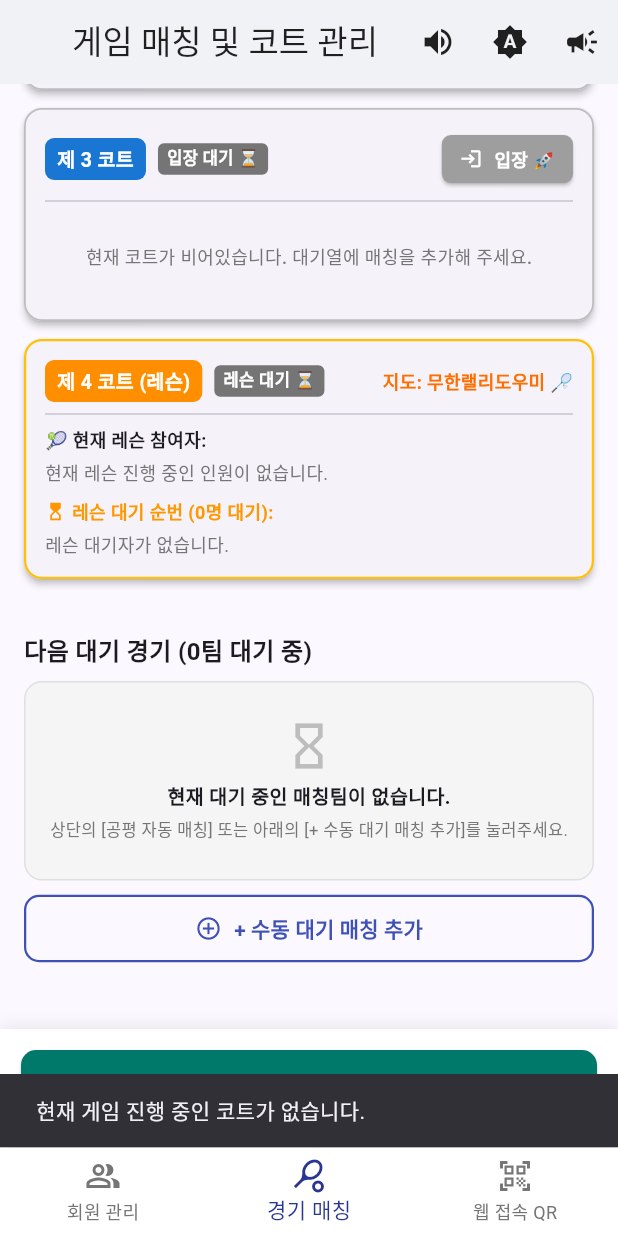
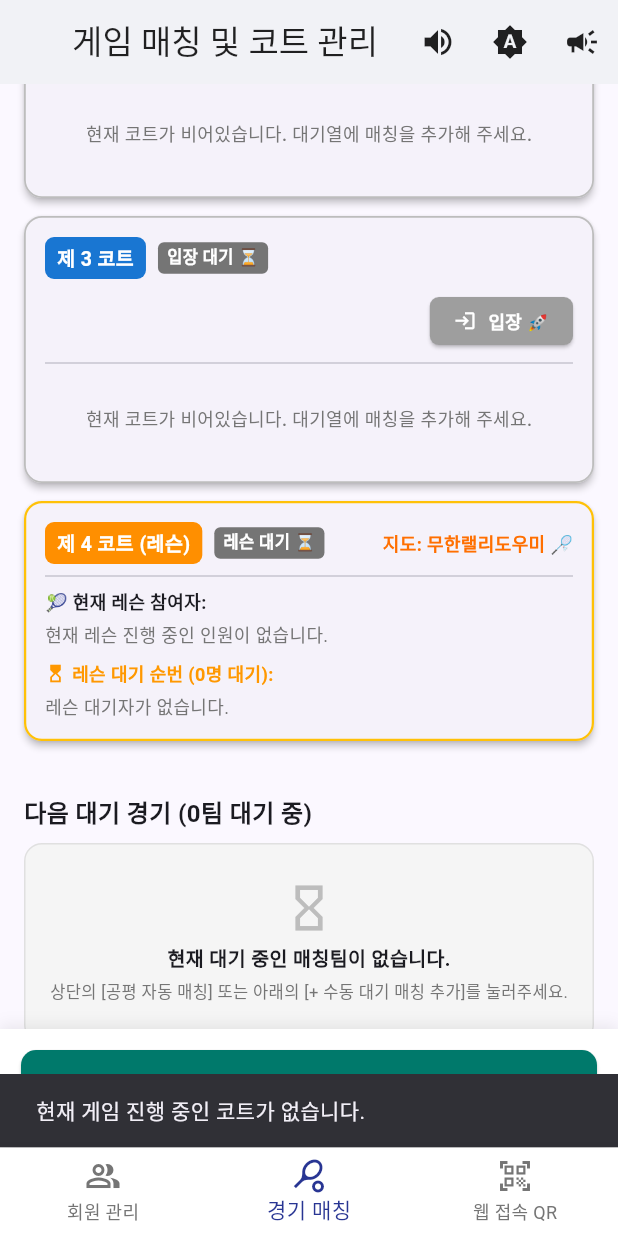
Before and after one commit to DONGBOSIM/Infinite_Rally_GG, a Flutter app: the screen it shows after launch, item 2 of the bottom bar chosen, scrolled down 576 dp, after a tap on the "volume up" icon, on a phone screen of 412 x 824 dp. Run offline on Flutter 3.47's test engine with Material 3 defaults, Android fonts, the phone set to English and light mode, and no system bars; our stand-ins replace cloud_firestore, file_picker, firebase_core, flutter_tts, image_picker, qr_flutter; missing offline and left inert: google_mlkit_text_recognition; accounts and stored records are empty.

Commit message:
fix(match): optimize court card header layout to prevent button truncation on small screens

```diff
--- a/admin_app/lib/screens/match_tab.dart
+++ b/admin_app/lib/screens/match_tab.dart
@@ -479,7 +479,8 @@ class MatchTab extends StatelessWidget {
         child: Column(
           crossAxisAlignment: CrossAxisAlignment.start,
           children: [
-            // 카드 상단 헤더 (코트 번호 & 상태 뱃지 & 액션 버튼)
+            // 카드 상단 헤더: 1행(코트 정보 & 비우기) / 2행(진행 액션 버튼)
+            // 1행: 코트 번호 & 상태 뱃지 & 시작 시간 <---> 코트 비우기
             Row(
               mainAxisAlignment: MainAxisAlignment.spaceBetween,
               children: [
@@ -518,30 +519,87 @@ class MatchTab extends StatelessWidget {
                   ],
                 ),
 
-                // ⭐️ 상태에 따른 3단계 액션 버튼 (게임중 -> 게임 종료 -> 입장)
+                // 1행 우측: 코트 비우기 버튼 (선수가 배정되어 있는 경우)
+                if (!isIdle)
+                  InkWell(
+                    onTap: () {
+                      showDialog(
+                        context: context,
+                        builder: (ctx) => AlertDialog(
+                          title: Text('제 ${game.courtNumber} 코트 비우기'),
+                          content: Text('제 ${game.courtNumber} 코트의 게임을 취소하고 빈 코트로 리셋할까요?'),
+                          actions: [
+                            TextButton(onPressed: () => Navigator.pop(ctx), child: const Text('취소')),
+                            ElevatedButton(
+                              style: ElevatedButton.styleFrom(backgroundColor: Colors.red),
+                              onPressed: () {
+                                Navigator.pop(ctx);
+                                appState.clearCourt(game.courtNumber);
+                                ScaffoldMessenger.of(context).showSnackBar(
+                                  SnackBar(content: Text('제 ${game.courtNumber} 코트가 비워졌습니다.')),
+                                );
+                              },
+                              child: const Text('비우기', style: TextStyle(color: Colors.white)),
+                            ),
+                          ],
+                        ),
+                      );
+                    },
+                    borderRadius: BorderRadius.circular(6),
+                    child: Container(
+                      padding: const EdgeInsets.symmetric(horizontal: 7, vertical: 3),
+                      decoration: BoxDecoration(
+                        border: Border.all(color: isDark ? Colors.red.shade700 : Colors.red.shade300),
+                        borderRadius: BorderRadius.circular(6),
+                        color: isDark ? Colors.red.shade900.withOpacity(0.2) : Colors.red.shade50,
+                      ),
+                      child: Row(
+                        mainAxisSize: MainAxisSize.min,
+                        children: [
+                          Icon(Icons.delete_outline, size: 13, color: isDark ? Colors.red.shade300 : Colors.red.shade700),
+                          const SizedBox(width: 3),
+                          Text(
+                            '비우기 🗑️',
+                            style: TextStyle(
+                              fontSize: 11,
+                              fontWeight: FontWeight.bold,
+                              color: isDark ? Colors.red.shade300 : Colors.red.shade700,
+                            ),
+                          ),
+                        ],
+                      ),
+                    ),
+                  ),
+              ],
+            ),
+
+            const SizedBox(height: 8),
+
+            // 2행: 상태에 따른 메인 진행 액션 버튼 (호명 📢, 게임 종료 / 입장 🚀)
             Row(
+              mainAxisAlignment: MainAxisAlignment.end,
               children: [
                 // 1) 게임중... 상태일 때: [호명 📢] 및 [게임 종료] 버튼
                 if (isInProgress) ...[
                   OutlinedButton.icon(
                     style: OutlinedButton.styleFrom(
                       visualDensity: VisualDensity.compact,
-                          padding: const EdgeInsets.symmetric(horizontal: 8, vertical: 2),
+                      padding: const EdgeInsets.symmetric(horizontal: 10, vertical: 4),
                       foregroundColor: isDark ? Colors.amber.shade300 : Colors.amber.shade900,
                       side: BorderSide(color: isDark ? Colors.amber.shade700 : Colors.amber.shade400),
                       shape: RoundedRectangleBorder(borderRadius: BorderRadius.circular(6)),
                     ),
                     icon: const Icon(Icons.volume_up, size: 14),
-                        label: const Text('호명 📢', style: TextStyle(fontSize: 11, fontWeight: FontWeight.bold)),
+                    label: const Text('호명 📢', style: TextStyle(fontSize: 12, fontWeight: FontWeight.bold)),
                     onPressed: () => _ttsService.speakCourt(game),
                   ),
-                      const SizedBox(width: 6),
+                  const SizedBox(width: 8),
                   ElevatedButton.icon(
                     style: ElevatedButton.styleFrom(
                       backgroundColor: Colors.orange.shade700,
                       foregroundColor: Colors.white,
                       visualDensity: VisualDensity.compact,
-                          padding: const EdgeInsets.symmetric(horizontal: 10, vertical: 2),
+                      padding: const EdgeInsets.symmetric(horizontal: 12, vertical: 4),
                       shape: RoundedRectangleBorder(borderRadius: BorderRadius.circular(6)),
                     ),
                     icon: const Icon(Icons.stop_circle_outlined, size: 15),
@@ -558,14 +616,14 @@ class MatchTab extends StatelessWidget {
                   ),
                 ],
 
-                    // 2) 게임 종료 또는 빈 코트 상태일 때: [입장 (대기 1번)] 버튼
+                // 2) 게임 종료 또는 빈 코트 상태일 때: [입장 🚀] 버튼
                 if (isFinished || isIdle) ...[
                   ElevatedButton.icon(
                     style: ElevatedButton.styleFrom(
                       backgroundColor: hasWaitingMatch ? Colors.indigo : Colors.grey.shade500,
                       foregroundColor: Colors.white,
                       visualDensity: VisualDensity.compact,
-                          padding: const EdgeInsets.symmetric(horizontal: 12, vertical: 4),
+                      padding: const EdgeInsets.symmetric(horizontal: 16, vertical: 6),
                       shape: RoundedRectangleBorder(borderRadius: BorderRadius.circular(6)),
                     ),
                     icon: const Icon(Icons.login, size: 15),
@@ -589,47 +647,6 @@ class MatchTab extends StatelessWidget {
                     },
                   ),
                 ],
-
-                    // 3) 코트 비우기 버튼 (코트에 게임이 배정되어 있는 경우 언제든 비울 수 있음)
-                    if (!isIdle) ...[
-                      const SizedBox(width: 6),
-                      OutlinedButton.icon(
-                        style: OutlinedButton.styleFrom(
-                          visualDensity: VisualDensity.compact,
-                          padding: const EdgeInsets.symmetric(horizontal: 8, vertical: 2),
-                          foregroundColor: isDark ? Colors.red.shade300 : Colors.red.shade600,
-                          side: BorderSide(color: isDark ? Colors.red.shade700 : Colors.red.shade300),
-                          shape: RoundedRectangleBorder(borderRadius: BorderRadius.circular(6)),
-                        ),
-                        icon: const Icon(Icons.delete_outline, size: 14),
-                        label: const Text('비우기 🗑️', style: TextStyle(fontSize: 11, fontWeight: FontWeight.bold)),
-                        onPressed: () {
-                          showDialog(
-                            context: context,
-                            builder: (ctx) => AlertDialog(
-                              title: Text('제 ${game.courtNumber} 코트 비우기'),
-                              content: Text('제 ${game.courtNumber} 코트의 게임을 취소하고 빈 코트로 리셋할까요?'),
-                              actions: [
-                                TextButton(onPressed: () => Navigator.pop(ctx), child: const Text('취소')),
-                                ElevatedButton(
-                                  style: ElevatedButton.styleFrom(backgroundColor: Colors.red),
-                                  onPressed: () {
-                                    Navigator.pop(ctx);
-                                    appState.clearCourt(game.courtNumber);
-                                    ScaffoldMessenger.of(context).showSnackBar(
-                                      SnackBar(content: Text('제 ${game.courtNumber} 코트가 비워졌습니다.')),
-                                    );
-                                  },
-                                  child: const Text('비우기', style: TextStyle(color: Colors.white)),
-                                ),
-                              ],
-                            ),
-                          );
-                        },
-                      ),
-                    ],
-                  ],
-                ),
               ],
             ),
 
```
Lines whose indentation alone changed are shown as unchanged.
